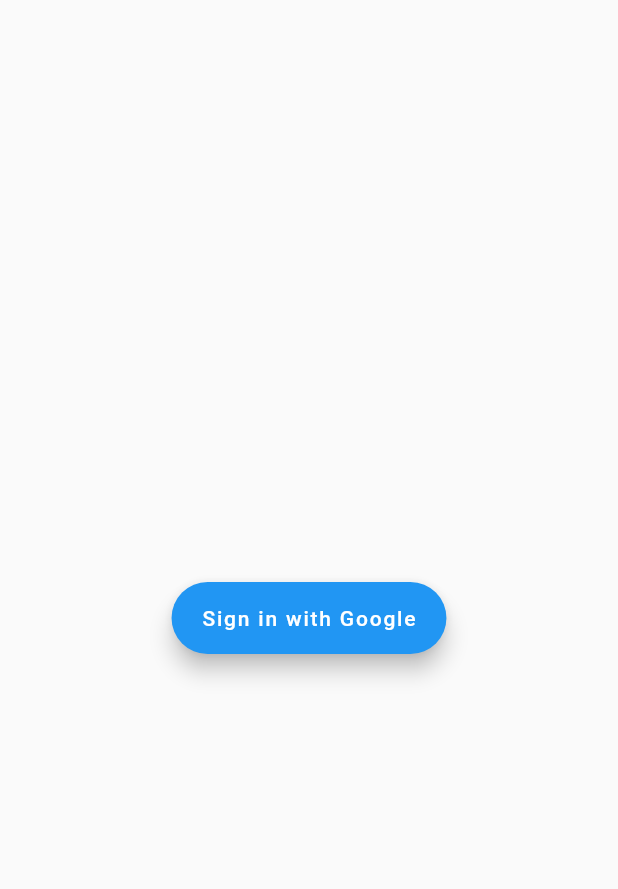
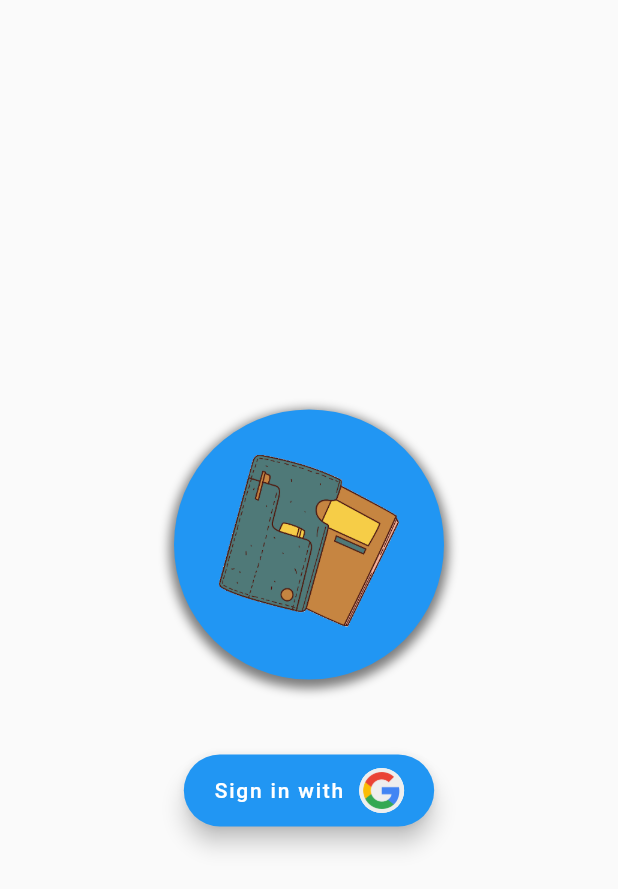
Before and after one commit to sria-the-fury/vocab-keeper, a Flutter app: the screen it shows after launch, on a phone screen of 412 x 824 dp. Shown: the top 889 px of the screen. Run offline on Flutter 3.47's test engine with Material 2 defaults, Android fonts, the phone set to English and light mode, and no system bars; our stand-ins replace cloud_firestore, firebase_auth, firebase_core, flutter_tts, google_sign_in; missing offline and left inert: cloud_firestore_web, firebase_auth_web, firebase_core_web, firebase_storage_web, google_sign_in_web, shared_preferences_web; accounts and stored records are empty.

Commit message:
login page design changed

```diff
--- a/lib/navigation/LoginPage.dart
+++ b/lib/navigation/LoginPage.dart
@@ -89,15 +89,60 @@ class _LoginPageState extends State<LoginPage> {
   @override
   Widget build(BuildContext context) {
     return Scaffold(
-      body: Container(
-        child: Center(
-          child:
-          FloatingActionButton.extended(onPressed: _signInWithGoogle,
-              label: Text('Sign in with Google')
-          ),
+        body: Container(
+            child: Center(
+                child: Column(
+                  mainAxisAlignment: MainAxisAlignment.center,
+                  crossAxisAlignment: CrossAxisAlignment.center,
+                  children: [
 
-        ),
-      ),
+                    Container(
+                      height:180,
+                      width: 180,
+                      decoration: BoxDecoration(
+                          color: Theme.of(context).accentColor,
+                          shape: BoxShape.circle,
+                          boxShadow: [
+                            BoxShadow(
+                              color: Colors.black.withOpacity(0.5),
+                              spreadRadius: 3,
+                              blurRadius: 5,
+                              offset: Offset(0, 3),
+                            )
+                          ],
+                          image: DecorationImage(
+                              image: AssetImage('assets/ic_launcher.png',),
+                              fit: BoxFit.scaleDown,
+                            scale: 2.5
+                          )
+                      ),
+                    ),
+                    SizedBox(height: 50.0,),
+                    FloatingActionButton.extended(onPressed: _signInWithGoogle,
+                      label: Container(child: Row(
+                        children: [
+                          Text('Sign in with'),
+                          Container(
+                            height: 30,
+                            width: 30,
+                            margin: EdgeInsets.only(left: 10.0),
+                            decoration: BoxDecoration(
+                                color: Colors.white,
+                                shape: BoxShape.circle,
+                                image: DecorationImage(
+                                  image: AssetImage('assets/google_icon.png'),
+                                )
+                            ),
+                          )
+                        ],
+                      )
+                      ),
+                    )
+                  ],
+                )
+            )
+
+        )
     );
   }
 }
```
Also changed, not shown: assets/google_icon.png (added), assets/ic_launcher.png (added), 1 other file.
